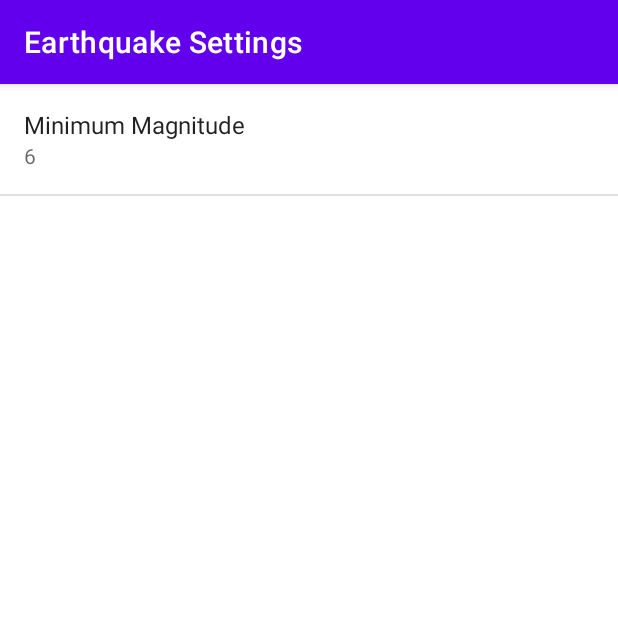
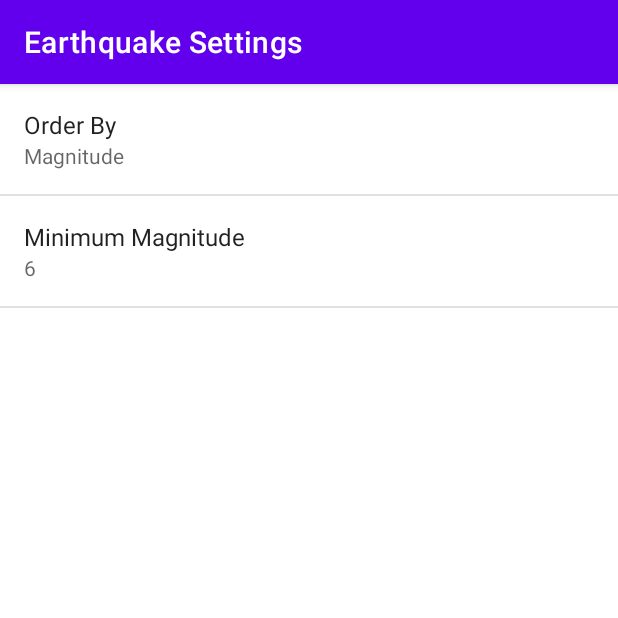
Before and after one commit to swapanpal/Earthquake-API-HTTP-Networking, an Android app: the screen it shows after launch (SettingsActivity), after a tap on "Settings", on a phone screen of 412 x 824 dp, the top half of it. Run offline under Robolectric (Android 15) with nearby library versions, the phone set to English and light mode, and no system bars.

Commit message:
Add order-by preference

```diff
--- a/app/src/main/java/android/example/com/earthquakeapinetworking/EarthquakeActivity.java
+++ b/app/src/main/java/android/example/com/earthquakeapinetworking/EarthquakeActivity.java
@@ -116,13 +116,19 @@ public class EarthquakeActivity extends AppCompatActivity
         String minMagnitude = sharedPrefs.getString(
                 getString(R.string.settings_min_magnitude_key),
                 getString(R.string.settings_min_magnitude_default));
+
+        String orderBy = sharedPrefs.getString(
+                getString(R.string.settings_order_by_key),
+                getString(R.string.settings_order_by_default)
+        );
+
         Uri baseUri = Uri.parse(USGS_REQUEST_URL);
         Uri.Builder uriBuilder = baseUri.buildUpon();
 
         uriBuilder.appendQueryParameter("format","geojson");
         uriBuilder.appendQueryParameter("limit","10");
         uriBuilder.appendQueryParameter("minmag",minMagnitude);
-        uriBuilder.appendQueryParameter("orderby","time");
+        uriBuilder.appendQueryParameter("orderby",orderBy);
         // Create a new loader for the given URL
         return new EarthquakeLoader(this, uriBuilder.toString());
     }
--- a/app/src/main/java/android/example/com/earthquakeapinetworking/SettingsActivity.java
+++ b/app/src/main/java/android/example/com/earthquakeapinetworking/SettingsActivity.java
@@ -5,6 +5,7 @@ import androidx.appcompat.app.AppCompatActivity;
 
 import android.content.SharedPreferences;
 import android.os.Bundle;
+import android.preference.ListPreference;
 import android.preference.Preference;
 import android.preference.PreferenceFragment;
 import android.preference.PreferenceManager;
@@ -26,6 +27,9 @@ public class SettingsActivity extends AppCompatActivity {
 
             Preference minMagnitude = findPreference(getString(R.string.settings_min_magnitude_key));
             bindPreferenceSummaryToValue(minMagnitude);
+
+            Preference orderBy = findPreference(getString(R.string.settings_order_by_key));
+            bindPreferenceSummaryToValue(orderBy);
         }
 
 
@@ -33,7 +37,17 @@ public class SettingsActivity extends AppCompatActivity {
         @Override
         public boolean onPreferenceChange(Preference preference, Object value) {
             String stringValue = value.toString();
-            preference.setSummary(stringValue);
+
+            if (preference instanceof ListPreference){
+                ListPreference listPreference = (ListPreference) preference;
+                int prefIndex = listPreference.findIndexOfValue(stringValue);
+                if (prefIndex >= 0){
+                    CharSequence[] labels = listPreference.getEntries();
+                    preference.setSummary(labels[prefIndex]);
+                }
+            }else {
+                preference.setSummary(stringValue);
+            }
             return true;
         }
         private void bindPreferenceSummaryToValue(Preference preference) {
--- /dev/null
+++ b/app/src/main/res/values/arrays.xml
@@ -0,0 +1,12 @@
+<?xml version="1.0" encoding="utf-8"?>
+<resources>
+    <string-array name="settings_order_by_labels">
+        <item>@string/settings_order_by_magnitude_label</item>
+        <item>@string/settings_order_by_most_recent_label</item>
+    </string-array>
+
+    <string-array name="settings_order_by_values">
+        <item>@string/settings_order_by_magnitude_value</item>
+        <item>@string/settings_order_by_most_recent_value</item>
+    </string-array>
+</resources>
--- a/app/src/main/res/values/strings.xml
+++ b/app/src/main/res/values/strings.xml
@@ -20,4 +20,17 @@
     <string name="settings_min_magnitude_label">Minimum Magnitude</string>
     <string name="settings_min_magnitude_key" translatable="false">min_magnitude</string>
     <string name="settings_min_magnitude_default" translatable="false">6</string>
+
+    <!-- Strings For Order-By Preference [CHAR LIMIT=30] -->
+    <string name="settings_order_by_label">Order By</string>
+    <string name="settings_order_by_key" translatable="false">order_by</string>
+    <string name="settings_order_by_default" translatable="false">@string/settings_order_by_magnitude_value</string>
+
+    <!-- Label for order-by magnitude option [CHAR LIMIT=20] -->
+    <string name="settings_order_by_magnitude_label">Magnitude</string>
+    <string name="settings_order_by_magnitude_value" translatable="false">magnitude</string>
+
+    <!-- Label for order-by most recent option [CHAR LIMIT=20] -->
+    <string name="settings_order_by_most_recent_label">Most Recent</string>
+    <string name="settings_order_by_most_recent_value" translatable="false">time</string>
 </resources>
--- a/app/src/main/res/xml/settings_main.xml
+++ b/app/src/main/res/xml/settings_main.xml
@@ -1,6 +1,14 @@
 <?xml version="1.0" encoding="utf-8"?>
 <PreferenceScreen xmlns:android="http://schemas.android.com/apk/res/android"
     android:title="@string/settings_title">
+
+    <ListPreference
+        android:defaultValue="@string/settings_order_by_default"
+        android:entries="@array/settings_order_by_labels"
+        android:entryValues="@array/settings_order_by_values"
+        android:key="@string/settings_order_by_key"
+        android:title="@string/settings_order_by_label" />
+
     <EditTextPreference
         android:defaultValue="@string/settings_min_magnitude_default"
         android:inputType="numberDecimal"
```
